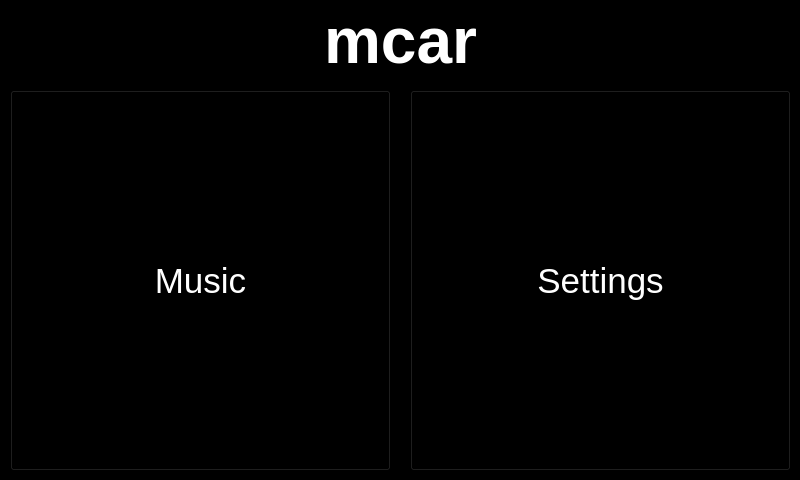
Above: src/homescreen.ui from aarontc/mcar before the change. Below: the same form after it.
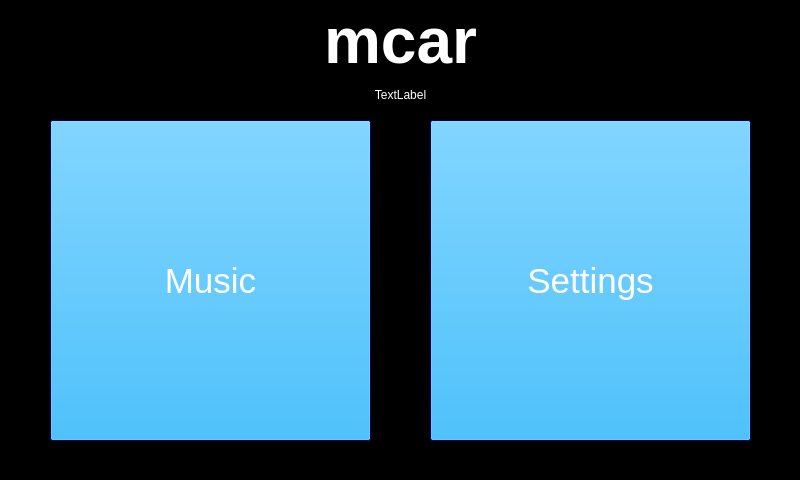
That is the form after the change. Icons and pictures are not drawn.

Commit message: Added time/date display to homescreen

Diff of the .ui file:
```diff
--- a/src/homescreen.ui
+++ b/src/homescreen.ui
@@ -431,10 +431,10 @@
   <widget class="QLabel" name="label">
    <property name="geometry">
     <rect>
-     <x>0</x>
-     <y>0</y>
-     <width>801</width>
-     <height>81</height>
+     <x>10</x>
+     <y>10</y>
+     <width>781</width>
+     <height>61</height>
     </rect>
    </property>
    <property name="font">
@@ -454,10 +454,10 @@
   <widget class="QToolButton" name="btnMusic">
    <property name="geometry">
     <rect>
-     <x>10</x>
-     <y>90</y>
-     <width>381</width>
-     <height>381</height>
+     <x>50</x>
+     <y>120</y>
+     <width>321</width>
+     <height>321</height>
     </rect>
    </property>
    <property name="sizePolicy">
@@ -466,6 +466,421 @@
      <verstretch>0</verstretch>
     </sizepolicy>
    </property>
+   <property name="palette">
+    <palette>
+     <active>
+      <colorrole role="WindowText">
+       <brush brushstyle="SolidPattern">
+        <color alpha="255">
+         <red>255</red>
+         <green>255</green>
+         <blue>255</blue>
+        </color>
+       </brush>
+      </colorrole>
+      <colorrole role="Button">
+       <brush brushstyle="SolidPattern">
+        <color alpha="255">
+         <red>0</red>
+         <green>170</green>
+         <blue>255</blue>
+        </color>
+       </brush>
+      </colorrole>
+      <colorrole role="Light">
+       <brush brushstyle="SolidPattern">
+        <color alpha="255">
+         <red>0</red>
+         <green>0</green>
+         <blue>191</blue>
+        </color>
+       </brush>
+      </colorrole>
+      <colorrole role="Midlight">
+       <brush brushstyle="SolidPattern">
+        <color alpha="255">
+         <red>0</red>
+         <green>0</green>
+         <blue>159</blue>
+        </color>
+       </brush>
+      </colorrole>
+      <colorrole role="Dark">
+       <brush brushstyle="SolidPattern">
+        <color alpha="255">
+         <red>0</red>
+         <green>0</green>
+         <blue>63</blue>
+        </color>
+       </brush>
+      </colorrole>
+      <colorrole role="Mid">
+       <brush brushstyle="SolidPattern">
+        <color alpha="255">
+         <red>0</red>
+         <green>0</green>
+         <blue>84</blue>
+        </color>
+       </brush>
+      </colorrole>
+      <colorrole role="Text">
+       <brush brushstyle="SolidPattern">
+        <color alpha="255">
+         <red>255</red>
+         <green>255</green>
+         <blue>255</blue>
+        </color>
+       </brush>
+      </colorrole>
+      <colorrole role="BrightText">
+       <brush brushstyle="SolidPattern">
+        <color alpha="255">
+         <red>255</red>
+         <green>255</green>
+         <blue>255</blue>
+        </color>
+       </brush>
+      </colorrole>
+      <colorrole role="ButtonText">
+       <brush brushstyle="SolidPattern">
+        <color alpha="255">
+         <red>255</red>
+         <green>255</green>
+         <blue>255</blue>
+        </color>
+       </brush>
+      </colorrole>
+      <colorrole role="Base">
+       <brush brushstyle="SolidPattern">
+        <color alpha="255">
+         <red>0</red>
+         <green>0</green>
+         <blue>0</blue>
+        </color>
+       </brush>
+      </colorrole>
+      <colorrole role="Window">
+       <brush brushstyle="SolidPattern">
+        <color alpha="255">
+         <red>0</red>
+         <green>0</green>
+         <blue>127</blue>
+        </color>
+       </brush>
+      </colorrole>
+      <colorrole role="Shadow">
+       <brush brushstyle="SolidPattern">
+        <color alpha="255">
+         <red>0</red>
+         <green>0</green>
+         <blue>0</blue>
+        </color>
+       </brush>
+      </colorrole>
+      <colorrole role="AlternateBase">
+       <brush brushstyle="SolidPattern">
+        <color alpha="255">
+         <red>0</red>
+         <green>0</green>
+         <blue>63</blue>
+        </color>
+       </brush>
+      </colorrole>
+      <colorrole role="ToolTipBase">
+       <brush brushstyle="SolidPattern">
+        <color alpha="255">
+         <red>255</red>
+         <green>255</green>
+         <blue>220</blue>
+        </color>
+       </brush>
+      </colorrole>
+      <colorrole role="ToolTipText">
+       <brush brushstyle="SolidPattern">
+        <color alpha="255">
+         <red>0</red>
+         <green>0</green>
+         <blue>0</blue>
+        </color>
+       </brush>
+      </colorrole>
+     </active>
+     <inactive>
+      <colorrole role="WindowText">
+       <brush brushstyle="SolidPattern">
+        <color alpha="255">
+         <red>255</red>
+         <green>255</green>
+         <blue>255</blue>
+        </color>
+       </brush>
+      </colorrole>
+      <colorrole role="Button">
+       <brush brushstyle="SolidPattern">
+        <color alpha="255">
+         <red>0</red>
+         <green>170</green>
+         <blue>255</blue>
+        </color>
+       </brush>
+      </colorrole>
+      <colorrole role="Light">
+       <brush brushstyle="SolidPattern">
+        <color alpha="255">
+         <red>0</red>
+         <green>0</green>
+         <blue>191</blue>
+        </color>
+       </brush>
+      </colorrole>
+      <colorrole role="Midlight">
+       <brush brushstyle="SolidPattern">
+        <color alpha="255">
+         <red>0</red>
+         <green>0</green>
+         <blue>159</blue>
+        </color>
+       </brush>
+      </colorrole>
+      <colorrole role="Dark">
+       <brush brushstyle="SolidPattern">
+        <color alpha="255">
+         <red>0</red>
+         <green>0</green>
+         <blue>63</blue>
+        </color>
+       </brush>
+      </colorrole>
+      <colorrole role="Mid">
+       <brush brushstyle="SolidPattern">
+        <color alpha="255">
+         <red>0</red>
+         <green>0</green>
+         <blue>84</blue>
+        </color>
+       </brush>
+      </colorrole>
+      <colorrole role="Text">
+       <brush brushstyle="SolidPattern">
+        <color alpha="255">
+         <red>255</red>
+         <green>255</green>
+         <blue>255</blue>
+        </color>
+       </brush>
+      </colorrole>
+      <colorrole role="BrightText">
+       <brush brushstyle="SolidPattern">
+        <color alpha="255">
+         <red>255</red>
+         <green>255</green>
+         <blue>255</blue>
+        </color>
+       </brush>
+      </colorrole>
+      <colorrole role="ButtonText">
+       <brush brushstyle="SolidPattern">
+        <color alpha="255">
+         <red>255</red>
+         <green>255</green>
+         <blue>255</blue>
+        </color>
+       </brush>
+      </colorrole>
+      <colorrole role="Base">
+       <brush brushstyle="SolidPattern">
+        <color alpha="255">
+         <red>0</red>
+         <green>0</green>
+         <blue>0</blue>
+        </color>
+       </brush>
+      </colorrole>
+      <colorrole role="Window">
+       <brush brushstyle="SolidPattern">
+        <color alpha="255">
+         <red>0</red>
+         <green>0</green>
+         <blue>127</blue>
+        </color>
+       </brush>
+      </colorrole>
+      <colorrole role="Shadow">
+       <brush brushstyle="SolidPattern">
+        <color alpha="255">
+         <red>0</red>
+         <green>0</green>
+         <blue>0</blue>
+        </color>
+       </brush>
+      </colorrole>
+      <colorrole role="AlternateBase">
+       <brush brushstyle="SolidPattern">
+        <color alpha="255">
+         <red>0</red>
+         <green>0</green>
+         <blue>63</blue>
+        </color>
+       </brush>
+      </colorrole>
+      <colorrole role="ToolTipBase">
+       <brush brushstyle="SolidPattern">
+        <color alpha="255">
+         <red>255</red>
+         <green>255</green>
+         <blue>220</blue>
+        </color>
+       </brush>
+      </colorrole>
+      <colorrole role="ToolTipText">
+       <brush brushstyle="SolidPattern">
+        <color alpha="255">
+         <red>0</red>
+         <green>0</green>
+         <blue>0</blue>
+        </color>
+       </brush>
+      </colorrole>
+     </inactive>
+     <disabled>
+      <colorrole role="WindowText">
+       <brush brushstyle="SolidPattern">
+        <color alpha="255">
+         <red>0</red>
+         <green>0</green>
+         <blue>63</blue>
+        </color>
+       </brush>
+      </colorrole>
+      <colorrole role="Button">
+       <brush brushstyle="SolidPattern">
+        <color alpha="255">
+         <red>0</red>
+         <green>170</green>
+         <blue>255</blue>
+        </color>
+       </brush>
+      </colorrole>
+      <colorrole role="Light">
+       <brush brushstyle="SolidPattern">
+        <color alpha="255">
+         <red>0</red>
+         <green>0</green>
+         <blue>191</blue>
+        </color>
+       </brush>
+      </colorrole>
+      <colorrole role="Midlight">
+       <brush brushstyle="SolidPattern">
+        <color alpha="255">
+         <red>0</red>
+         <green>0</green>
+         <blue>159</blue>
+        </color>
+       </brush>
+      </colorrole>
+      <colorrole role="Dark">
+       <brush brushstyle="SolidPattern">
+        <color alpha="255">
+         <red>0</red>
+         <green>0</green>
+         <blue>63</blue>
+        </color>
+       </brush>
+      </colorrole>
+      <colorrole role="Mid">
+       <brush brushstyle="SolidPattern">
+        <color alpha="255">
+         <red>0</red>
+         <green>0</green>
+         <blue>84</blue>
+        </color>
+       </brush>
+      </colorrole>
+      <colorrole role="Text">
+       <brush brushstyle="SolidPattern">
+        <color alpha="255">
+         <red>0</red>
+         <green>0</green>
+         <blue>63</blue>
+        </color>
+       </brush>
+      </colorrole>
+      <colorrole role="BrightText">
+       <brush brushstyle="SolidPattern">
+        <color alpha="255">
+         <red>255</red>
+         <green>255</green>
+         <blue>255</blue>
+        </color>
+       </brush>
+      </colorrole>
+      <colorrole role="ButtonText">
+       <brush brushstyle="SolidPattern">
+        <color alpha="255">
+         <red>0</red>
+         <green>0</green>
+         <blue>63</blue>
+        </color>
+       </brush>
+      </colorrole>
+      <colorrole role="Base">
+       <brush brushstyle="SolidPattern">
+        <color alpha="255">
+         <red>0</red>
+         <green>0</green>
+         <blue>127</blue>
+        </color>
+       </brush>
+      </colorrole>
+      <colorrole role="Window">
+       <brush brushstyle="SolidPattern">
+        <color alpha="255">
+         <red>0</red>
+         <green>0</green>
+         <blue>127</blue>
+        </color>
+       </brush>
+      </colorrole>
+      <colorrole role="Shadow">
+       <brush brushstyle="SolidPattern">
+        <color alpha="255">
+         <red>0</red>
+         <green>0</green>
+         <blue>0</blue>
+        </color>
+       </brush>
+      </colorrole>
+      <colorrole role="AlternateBase">
+       <brush brushstyle="SolidPattern">
+        <color alpha="255">
+         <red>0</red>
+         <green>0</green>
+         <blue>127</blue>
+        </color>
+       </brush>
+      </colorrole>
+      <colorrole role="ToolTipBase">
+       <brush brushstyle="SolidPattern">
+        <color alpha="255">
+         <red>255</red>
+         <green>255</green>
+         <blue>220</blue>
+        </color>
+       </brush>
+      </colorrole>
+      <colorrole role="ToolTipText">
+       <brush brushstyle="SolidPattern">
+        <color alpha="255">
+         <red>0</red>
+         <green>0</green>
+         <blue>0</blue>
+        </color>
+       </brush>
+      </colorrole>
+     </disabled>
+    </palette>
+   </property>
    <property name="font">
     <font>
      <pointsize>26</pointsize>
@@ -487,19 +902,440 @@
      <height>256</height>
     </size>
    </property>
+   <property name="checked">
+    <bool>false</bool>
+   </property>
    <property name="toolButtonStyle">
     <enum>Qt::ToolButtonTextUnderIcon</enum>
    </property>
+   <property name="arrowType">
+    <enum>Qt::NoArrow</enum>
+   </property>
   </widget>
   <widget class="QToolButton" name="btnSettings">
    <property name="geometry">
     <rect>
-     <x>410</x>
-     <y>90</y>
-     <width>381</width>
-     <height>381</height>
+     <x>430</x>
+     <y>120</y>
+     <width>321</width>
+     <height>321</height>
     </rect>
    </property>
+   <property name="palette">
+    <palette>
+     <active>
+      <colorrole role="WindowText">
+       <brush brushstyle="SolidPattern">
+        <color alpha="255">
+         <red>255</red>
+         <green>255</green>
+         <blue>255</blue>
+        </color>
+       </brush>
+      </colorrole>
+      <colorrole role="Button">
+       <brush brushstyle="SolidPattern">
+        <color alpha="255">
+         <red>0</red>
+         <green>170</green>
+         <blue>255</blue>
+        </color>
+       </brush>
+      </colorrole>
+      <colorrole role="Light">
+       <brush brushstyle="SolidPattern">
+        <color alpha="255">
+         <red>0</red>
+         <green>0</green>
+         <blue>191</blue>
+        </color>
+       </brush>
+      </colorrole>
+      <colorrole role="Midlight">
+       <brush brushstyle="SolidPattern">
+        <color alpha="255">
+         <red>0</red>
+         <green>0</green>
+         <blue>159</blue>
+        </color>
+       </brush>
+      </colorrole>
+      <colorrole role="Dark">
+       <brush brushstyle="SolidPattern">
+        <color alpha="255">
+         <red>0</red>
+         <green>0</green>
+         <blue>63</blue>
+        </color>
+       </brush>
+      </colorrole>
+      <colorrole role="Mid">
+       <brush brushstyle="SolidPattern">
+        <color alpha="255">
+         <red>0</red>
+         <green>0</green>
+         <blue>84</blue>
+        </color>
+       </brush>
+      </colorrole>
+      <colorrole role="Text">
+       <brush brushstyle="SolidPattern">
+        <color alpha="255">
+         <red>255</red>
+         <green>255</green>
+         <blue>255</blue>
+        </color>
+       </brush>
+      </colorrole>
+      <colorrole role="BrightText">
+       <brush brushstyle="SolidPattern">
+        <color alpha="255">
+         <red>255</red>
+         <green>255</green>
+         <blue>255</blue>
+        </color>
+       </brush>
+      </colorrole>
+      <colorrole role="ButtonText">
+       <brush brushstyle="SolidPattern">
+        <color alpha="255">
+         <red>255</red>
+         <green>255</green>
+         <blue>255</blue>
+        </color>
+       </brush>
+      </colorrole>
+      <colorrole role="Base">
+       <brush brushstyle="SolidPattern">
+        <color alpha="255">
+         <red>0</red>
+         <green>0</green>
+         <blue>0</blue>
+        </color>
+       </brush>
+      </colorrole>
+      <colorrole role="Window">
+       <brush brushstyle="SolidPattern">
+        <color alpha="255">
+         <red>0</red>
+         <green>0</green>
+         <blue>127</blue>
+        </color>
+       </brush>
+      </colorrole>
+      <colorrole role="Shadow">
+       <brush brushstyle="SolidPattern">
+        <color alpha="255">
+         <red>0</red>
+         <green>0</green>
+         <blue>0</blue>
+        </color>
+       </brush>
+      </colorrole>
+      <colorrole role="AlternateBase">
+       <brush brushstyle="SolidPattern">
+        <color alpha="255">
+         <red>0</red>
+         <green>0</green>
+         <blue>63</blue>
+        </color>
+       </brush>
+      </colorrole>
+      <colorrole role="ToolTipBase">
+       <brush brushstyle="SolidPattern">
+        <color alpha="255">
+         <red>255</red>
+         <green>255</green>
+         <blue>220</blue>
+        </color>
+       </brush>
+      </colorrole>
+      <colorrole role="ToolTipText">
+       <brush brushstyle="SolidPattern">
+        <color alpha="255">
+         <red>0</red>
+         <green>0</green>
+         <blue>0</blue>
+        </color>
+       </brush>
+      </colorrole>
+     </active>
+     <inactive>
+      <colorrole role="WindowText">
+       <brush brushstyle="SolidPattern">
+        <color alpha="255">
+         <red>255</red>
+         <green>255</green>
+         <blue>255</blue>
+        </color>
+       </brush>
+      </colorrole>
+      <colorrole role="Button">
+       <brush brushstyle="SolidPattern">
+        <color alpha="255">
+         <red>0</red>
+         <green>170</green>
+         <blue>255</blue>
+        </color>
+       </brush>
+      </colorrole>
+      <colorrole role="Light">
+       <brush brushstyle="SolidPattern">
+        <color alpha="255">
+         <red>0</red>
+         <green>0</green>
+         <blue>191</blue>
+        </color>
+       </brush>
+      </colorrole>
+      <colorrole role="Midlight">
+       <brush brushstyle="SolidPattern">
+        <color alpha="255">
+         <red>0</red>
+         <green>0</green>
+         <blue>159</blue>
+        </color>
+       </brush>
+      </colorrole>
+      <colorrole role="Dark">
+       <brush brushstyle="SolidPattern">
+        <color alpha="255">
+         <red>0</red>
+         <green>0</green>
+         <blue>63</blue>
+        </color>
+       </brush>
+      </colorrole>
+      <colorrole role="Mid">
+       <brush brushstyle="SolidPattern">
+        <color alpha="255">
+         <red>0</red>
+         <green>0</green>
+         <blue>84</blue>
+        </color>
+       </brush>
+      </colorrole>
+      <colorrole role="Text">
+       <brush brushstyle="SolidPattern">
+        <color alpha="255">
+         <red>255</red>
+         <green>255</green>
+         <blue>255</blue>
+        </color>
+       </brush>
+      </colorrole>
+      <colorrole role="BrightText">
+       <brush brushstyle="SolidPattern">
+        <color alpha="255">
+         <red>255</red>
+         <green>255</green>
+         <blue>255</blue>
+        </color>
+       </brush>
+      </colorrole>
+      <colorrole role="ButtonText">
+       <brush brushstyle="SolidPattern">
+        <color alpha="255">
+         <red>255</red>
+         <green>255</green>
+         <blue>255</blue>
+        </color>
+       </brush>
+      </colorrole>
+      <colorrole role="Base">
+       <brush brushstyle="SolidPattern">
+        <color alpha="255">
+         <red>0</red>
+         <green>0</green>
+         <blue>0</blue>
+        </color>
+       </brush>
+      </colorrole>
+      <colorrole role="Window">
+       <brush brushstyle="SolidPattern">
+        <color alpha="255">
+         <red>0</red>
+         <green>0</green>
+         <blue>127</blue>
+        </color>
+       </brush>
+      </colorrole>
+      <colorrole role="Shadow">
+       <brush brushstyle="SolidPattern">
+        <color alpha="255">
+         <red>0</red>
+         <green>0</green>
+         <blue>0</blue>
+        </color>
+       </brush>
+      </colorrole>
+      <colorrole role="AlternateBase">
+       <brush brushstyle="SolidPattern">
+        <color alpha="255">
+         <red>0</red>
+         <green>0</green>
+         <blue>63</blue>
+        </color>
+       </brush>
+      </colorrole>
+      <colorrole role="ToolTipBase">
+       <brush brushstyle="SolidPattern">
+        <color alpha="255">
+         <red>255</red>
+         <green>255</green>
+         <blue>220</blue>
+        </color>
+       </brush>
+      </colorrole>
+      <colorrole role="ToolTipText">
+       <brush brushstyle="SolidPattern">
+        <color alpha="255">
+         <red>0</red>
+         <green>0</green>
+         <blue>0</blue>
+        </color>
+       </brush>
+      </colorrole>
+     </inactive>
+     <disabled>
+      <colorrole role="WindowText">
+       <brush brushstyle="SolidPattern">
+        <color alpha="255">
+         <red>0</red>
+         <green>0</green>
+         <blue>63</blue>
+        </color>
+       </brush>
+      </colorrole>
+      <colorrole role="Button">
+       <brush brushstyle="SolidPattern">
+        <color alpha="255">
+         <red>0</red>
+         <green>170</green>
+         <blue>255</blue>
+        </color>
+       </brush>
+      </colorrole>
+      <colorrole role="Light">
+       <brush brushstyle="SolidPattern">
+        <color alpha="255">
+         <red>0</red>
+         <green>0</green>
+         <blue>191</blue>
+        </color>
+       </brush>
+      </colorrole>
+      <colorrole role="Midlight">
+       <brush brushstyle="SolidPattern">
+        <color alpha="255">
+         <red>0</red>
+         <green>0</green>
+         <blue>159</blue>
+        </color>
+       </brush>
+      </colorrole>
+      <colorrole role="Dark">
+       <brush brushstyle="SolidPattern">
+        <color alpha="255">
+         <red>0</red>
+         <green>0</green>
+         <blue>63</blue>
+        </color>
+       </brush>
+      </colorrole>
+      <colorrole role="Mid">
+       <brush brushstyle="SolidPattern">
+        <color alpha="255">
+         <red>0</red>
+         <green>0</green>
+         <blue>84</blue>
+        </color>
+       </brush>
+      </colorrole>
+      <colorrole role="Text">
+       <brush brushstyle="SolidPattern">
+        <color alpha="255">
+         <red>0</red>
+         <green>0</green>
+         <blue>63</blue>
+        </color>
+       </brush>
+      </colorrole>
+      <colorrole role="BrightText">
+       <brush brushstyle="SolidPattern">
+        <color alpha="255">
+         <red>255</red>
+         <green>255</green>
+         <blue>255</blue>
+        </color>
+       </brush>
+      </colorrole>
+      <colorrole role="ButtonText">
+       <brush brushstyle="SolidPattern">
+        <color alpha="255">
+         <red>0</red>
+         <green>0</green>
+         <blue>63</blue>
+        </color>
+       </brush>
+      </colorrole>
+      <colorrole role="Base">
+       <brush brushstyle="SolidPattern">
+        <color alpha="255">
+         <red>0</red>
+         <green>0</green>
+         <blue>127</blue>
+        </color>
+       </brush>
+      </colorrole>
+      <colorrole role="Window">
+       <brush brushstyle="SolidPattern">
+        <color alpha="255">
+         <red>0</red>
+         <green>0</green>
+         <blue>127</blue>
+        </color>
+       </brush>
+      </colorrole>
+      <colorrole role="Shadow">
+       <brush brushstyle="SolidPattern">
+        <color alpha="255">
+         <red>0</red>
+         <green>0</green>
+         <blue>0</blue>
+        </color>
+       </brush>
+      </colorrole>
+      <colorrole role="AlternateBase">
+       <brush brushstyle="SolidPattern">
+        <color alpha="255">
+         <red>0</red>
+         <green>0</green>
+         <blue>127</blue>
+        </color>
+       </brush>
+      </colorrole>
+      <colorrole role="ToolTipBase">
+       <brush brushstyle="SolidPattern">
+        <color alpha="255">
+         <red>255</red>
+         <green>255</green>
+         <blue>220</blue>
+        </color>
+       </brush>
+      </colorrole>
+      <colorrole role="ToolTipText">
+       <brush brushstyle="SolidPattern">
+        <color alpha="255">
+         <red>0</red>
+         <green>0</green>
+         <blue>0</blue>
+        </color>
+       </brush>
+      </colorrole>
+     </disabled>
+    </palette>
+   </property>
    <property name="font">
     <font>
      <pointsize>26</pointsize>
@@ -525,6 +1361,22 @@
     <enum>Qt::ToolButtonTextUnderIcon</enum>
    </property>
   </widget>
+  <widget class="QLabel" name="lblTime">
+   <property name="geometry">
+    <rect>
+     <x>5</x>
+     <y>79</y>
+     <width>791</width>
+     <height>31</height>
+    </rect>
+   </property>
+   <property name="text">
+    <string>TextLabel</string>
+   </property>
+   <property name="alignment">
+    <set>Qt::AlignCenter</set>
+   </property>
+  </widget>
  </widget>
  <layoutdefault spacing="6" margin="11"/>
  <resources>
```
Left out of the diff: 10 changed lines with no effect on the pictures. The commit also changes 10 other files.
